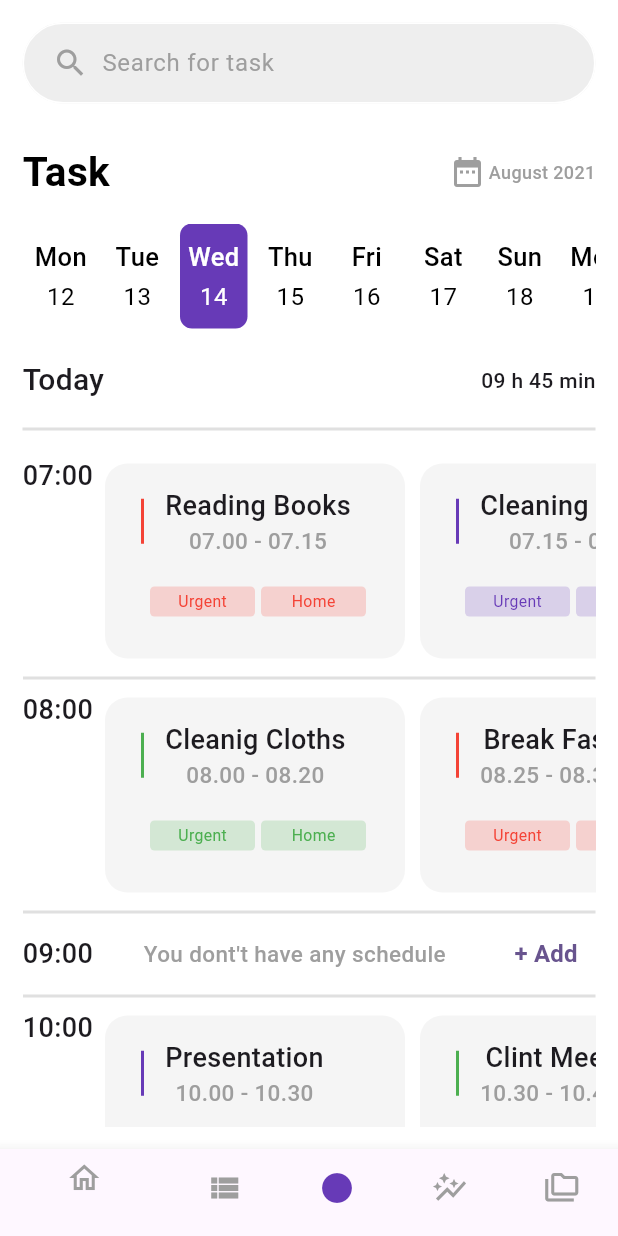
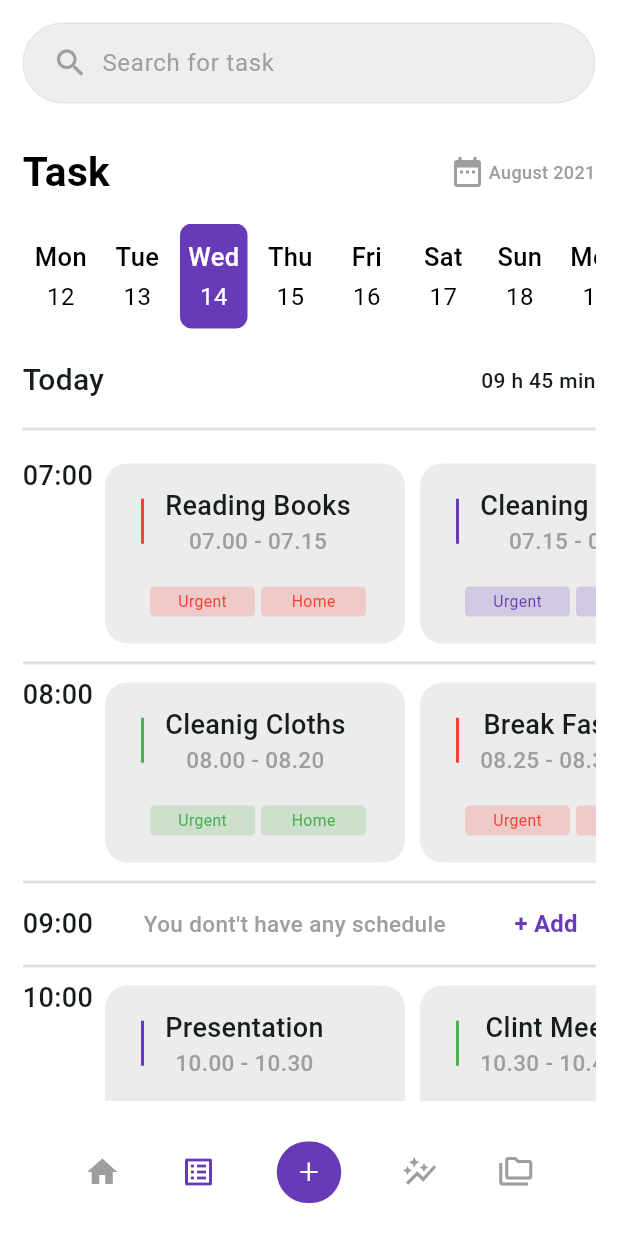
Before and after one commit to akshaykk07/app_ui1, a Flutter app: the screen it shows after launch, on a phone screen of 412 x 824 dp. Run offline on Flutter 3.47's test engine with Material 2 defaults, Android fonts, the light colour scheme and no system bars.

Commit message:
bottomnav fix

```diff
--- a/lib/home.dart
+++ b/lib/home.dart
@@ -15,21 +15,23 @@ class home extends StatelessWidget {
             backgroundColor: Colors.white,
             body: Padding(
               padding: const EdgeInsets.all(15),
-        child: Column(crossAxisAlignment: CrossAxisAlignment.start, children: [
-          search(),
-          SizedBox(
+              child: Column(
+                  crossAxisAlignment: CrossAxisAlignment.start,
+                  children: [
+                    const search(),
+                    const SizedBox(
                       height: 20,
                     ),
-          text(),
-          SizedBox(
+                    const text(),
+                    const SizedBox(
                       height: 15,
                     ),
-          datelist(),
-          SizedBox(
+                    const datelist(),
+                    const SizedBox(
                       height: 20,
                     ),
-          today(),
-          SizedBox(
+                    const today(),
+                    const SizedBox(
                       height: 10,
                     ),
                     Divider(
@@ -42,40 +44,34 @@ class home extends StatelessWidget {
                     mainlist()
                   ]),
             ),
-      bottomNavigationBar: BottomNavigationBar(
-        items: [
-          BottomNavigationBarItem(
-              icon: Icon(
-                Icons.home_outlined,
-                color: Colors.grey,
+            bottomNavigationBar: Padding(
+              padding: const EdgeInsets.only(bottom: 10),
+              child: BottomAppBar(
+                height: 65,
+                color: Colors.white,
+                elevation: 0,
+                child: SizedBox(height: 85,
+                  child: Row(
+                      mainAxisAlignment: MainAxisAlignment.spaceEvenly,
+                      children: [
+                        Icon(Icons.home,color: Colors.grey,),
+                        Icon(Icons.list_alt,color: Colors.deepPurple,),
+                        Container(
+                          height: 80,
+                          width: 43,
+                          decoration: BoxDecoration(
+                              borderRadius: BorderRadius.circular(30),
+                              color: Colors.deepPurple),child: Center(
+                                child: Text("+",style: TextStyle(
+                          color: Colors.white,fontSize: 23,fontWeight: FontWeight.w300
+                        )),
                               ),
-              label: "Home"),
-          BottomNavigationBarItem(
-              icon: Icon(
-                Icons.view_list,
-                color: Colors.grey,
                         ),
-              label: "note"),
-          BottomNavigationBarItem(
-              icon: Icon(
-                Icons.circle,
-                color: Colors.deepPurple,
+                        Icon(Icons.auto_graph,color: Colors.grey,),
+                        Icon(Icons.folder_copy_outlined,color: Colors.grey,)
+                      ]),
                 ),
-              label: "add"),
-          BottomNavigationBarItem(
-              icon: Icon(
-                Icons.auto_graph_sharp,
-                color: Colors.grey,
               ),
-              label: "graph"),
-          BottomNavigationBarItem(
-              icon: Icon(
-                Icons.folder_copy_outlined,
-                color: Colors.grey,
-              ),
-              label: "Home"),
-        ],
-      ),
-    ));
+            )));
   }
 }
--- a/lib/main.dart
+++ b/lib/main.dart
@@ -14,7 +14,7 @@ class MyApp extends StatelessWidget {
     return MaterialApp(debugShowCheckedModeBanner: false,
       title: 'Flutter Demo',
       theme: ThemeData(
-        colorScheme: ColorScheme.fromSeed(seedColor: Colors.deepPurple),
+        colorScheme: ColorScheme.fromSeed(seedColor: Colors.white),
         useMaterial3: true,
       ),
       home: home(),
--- a/lib/widgets/search.dart
+++ b/lib/widgets/search.dart
@@ -24,7 +24,7 @@ class search extends StatelessWidget {
             ),
             enabledBorder: OutlineInputBorder(
               borderRadius: BorderRadius.circular(50),
-              borderSide: BorderSide(color: Colors.white),
+              borderSide: BorderSide(color: Colors.grey.withOpacity(0.1)),
             ),
             focusedBorder: OutlineInputBorder(
               borderRadius: BorderRadius.circular(50),
--- a/lib/widgets/tasklist/listv.dart
+++ b/lib/widgets/tasklist/listv.dart
@@ -7,7 +7,7 @@ class listv extends StatelessWidget {
   @override
   Widget build(BuildContext context) {
     return Container(
-      height: 140,
+      height: 130,
       width: double.infinity,
       color: Colors.white,
       child: ListView(
--- a/lib/widgets/tasklist/notask.dart
+++ b/lib/widgets/tasklist/notask.dart
@@ -9,9 +9,21 @@ class notask extends StatelessWidget {
       height: 40,
       width: double.infinity,
       child: Row(mainAxisAlignment: MainAxisAlignment.spaceBetween, children: [
-        const Text("09:00",style: TextStyle(fontSize: 18,fontWeight: FontWeight.w500),),
-        const Text("You dont't have any schedule",style: TextStyle(fontSize: 15,fontWeight: FontWeight.w500,color: Colors.grey),),
-        TextButton(onPressed: () {}, child: const Text("+ Add",style: TextStyle(fontSize: 16,fontWeight: FontWeight.bold),))
+        const Text(
+          "09:00",
+          style: TextStyle(fontSize: 18, fontWeight: FontWeight.w500),
+        ),
+        const Text(
+          "You dont't have any schedule",
+          style: TextStyle(
+              fontSize: 15, fontWeight: FontWeight.w500, color: Colors.grey),
+        ),
+        TextButton(
+            onPressed: () {},
+            child: const Text(
+              "+ Add",
+              style: TextStyle(fontSize: 16, fontWeight: FontWeight.bold,color: Colors.deepPurple),
+            ))
       ]),
     );
   }
--- a/lib/widgets/tasklist/stask.dart
+++ b/lib/widgets/tasklist/stask.dart
@@ -7,7 +7,7 @@ class stask extends StatelessWidget {
   @override
   Widget build(BuildContext context) {
     return Container(
-      height: 140,
+      height: 130,
       width: double.infinity,
       color: Colors.white,
       child: ListView(
--- a/lib/widgets/tasklist/taskbox.dart
+++ b/lib/widgets/tasklist/taskbox.dart
@@ -16,10 +16,10 @@ class taskbox extends StatelessWidget {
     return Padding(
       padding: const EdgeInsets.all(5),
       child: Container(
-        height: 100,
+        height: 90,
         width: 200,
         decoration: BoxDecoration(
-            color: Colors.grey.withOpacity(0.1),
+            color: Colors.grey.withOpacity(0.2),
             borderRadius: BorderRadius.circular(15)),
         child: Padding(
           padding: const EdgeInsets.only(left: 10, right: 20, top: 15),
```
Lines whose indentation alone changed are shown as unchanged.
